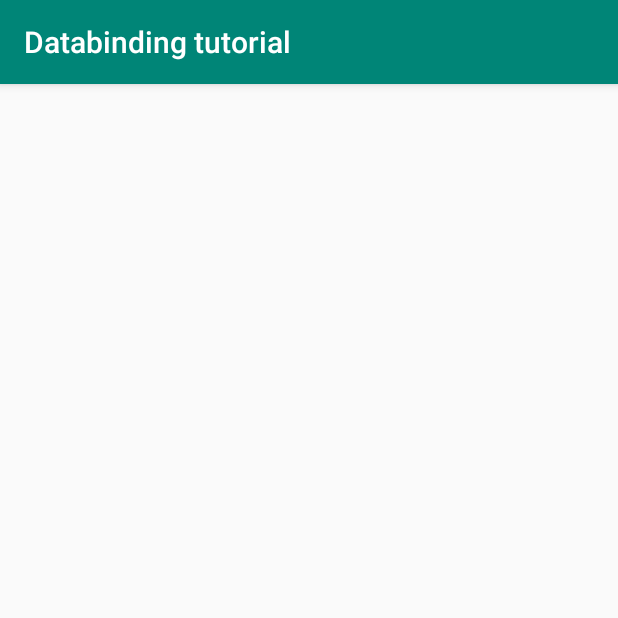
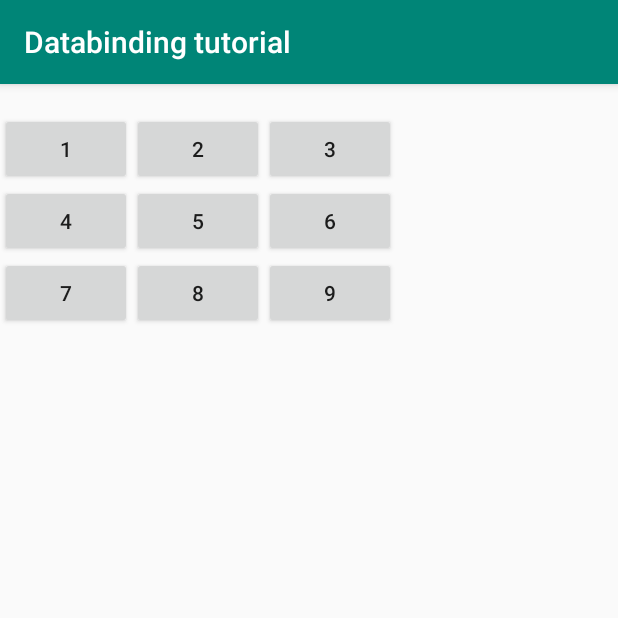
Before and after one commit to kustraslawomir/DataBinding, an Android app: the screen it shows after launch (MainActivity), on a phone screen of 412 x 824 dp, the top half of it. Run offline under Robolectric (Android 15) with nearby library versions, the phone set to English and light mode, and no system bars; our stand-ins replace data binding.

Commit message:
first binding attemps

```diff
--- a/app/src/main/java/slawomir/kustra/databindingtutorial/MainActivity.kt
+++ b/app/src/main/java/slawomir/kustra/databindingtutorial/MainActivity.kt
@@ -1,12 +1,14 @@
 package slawomir.kustra.databindingtutorial
 
+import android.arch.lifecycle.ViewModelProviders
+import android.os.Bundle
 import android.support.v7.app.AppCompatActivity
-import android.os.Bundle
 
 class MainActivity : AppCompatActivity() {
 
     override fun onCreate(savedInstanceState: Bundle?) {
         super.onCreate(savedInstanceState)
         setContentView(R.layout.activity_main)
-    }sdf
+        val viewModel = ViewModelProviders.of(this).get(MainViewModel::class.java)
+    }
 }
--- a/app/src/main/res/layout/activity_main.xml
+++ b/app/src/main/res/layout/activity_main.xml
@@ -1,19 +1,86 @@
 <?xml version="1.0" encoding="utf-8"?>
-<android.support.constraint.ConstraintLayout
-    xmlns:android="http://schemas.android.com/apk/res/android"
-    xmlns:tools="http://schemas.android.com/tools"
-    xmlns:app="http://schemas.android.com/apk/res-auto"
-    android:layout_width="match_parent"
-    android:layout_height="match_parent"
-    tools:context=".MainActivity">
+<layout xmlns:android="http://schemas.android.com/apk/res/android">
+    <data>
+    </data>
 
-    <TextView
-        android:layout_width="wrap_content"
-        android:layout_height="wrap_content"
-        android:text="Hello World!"
-        app:layout_constraintBottom_toBottomOf="parent"
-        app:layout_constraintLeft_toLeftOf="parent"
-        app:layout_constraintRight_toRightOf="parent"
-        app:layout_constraintTop_toTopOf="parent" />
+    <LinearLayout
+            android:layout_width="match_parent"
+            android:orientation="vertical"
+            android:layout_height="match_parent">
+        <TextView
+                android:id="@+id/equation"
+                android:layout_width="wrap_content"
+                android:layout_height="wrap_content"/>
+        <LinearLayout
+                android:orientation="horizontal"
+                android:layout_width="match_parent"
+                android:layout_height="wrap_content">
 
-</android.support.constraint.ConstraintLayout>
+            <Button
+                    android:id="@+id/one"
+                    android:text="@string/one"
+                    android:layout_width="wrap_content"
+                    android:layout_height="wrap_content"/>
+
+            <Button
+                    android:id="@+id/two"
+                    android:text="@string/two"
+                    android:layout_width="wrap_content"
+                    android:layout_height="wrap_content"/>
+            <Button
+                    android:id="@+id/three"
+                    android:text="@string/three"
+                    android:layout_width="wrap_content"
+                    android:layout_height="wrap_content"/>
+
+        </LinearLayout>
+
+        <LinearLayout
+                android:orientation="horizontal"
+                android:layout_width="match_parent"
+                android:layout_height="wrap_content">
+
+            <Button
+                    android:id="@+id/four"
+                    android:text="@string/four"
+                    android:layout_width="wrap_content"
+                    android:layout_height="wrap_content"/>
+
+            <Button
+                    android:id="@+id/five"
+                    android:text="@string/five"
+                    android:layout_width="wrap_content"
+                    android:layout_height="wrap_content"/>
+            <Button
+                    android:id="@+id/six"
+                    android:text="@string/six"
+                    android:layout_width="wrap_content"
+                    android:layout_height="wrap_content"/>
+
+        </LinearLayout>
+
+        <LinearLayout
+                android:orientation="horizontal"
+                android:layout_width="match_parent"
+                android:layout_height="wrap_content">
+
+            <Button
+                    android:id="@+id/seven"
+                    android:text="@string/seven"
+                    android:layout_width="wrap_content"
+                    android:layout_height="wrap_content"/>
+
+            <Button
+                    android:id="@+id/eight"
+                    android:text="@string/eight"
+                    android:layout_width="wrap_content"
+                    android:layout_height="wrap_content"/>
+            <Button
+                    android:id="@+id/nine"
+                    android:text="@string/nine"
+                    android:layout_width="wrap_content"
+                    android:layout_height="wrap_content"/>
+
+        </LinearLayout>
+    </LinearLayout>
+</layout>
--- a/app/src/main/res/values/strings.xml
+++ b/app/src/main/res/values/strings.xml
@@ -1,3 +1,12 @@
 <resources>
     <string name="app_name">Databinding tutorial</string>
+    <string name="one">1</string>
+    <string name="two">2</string>
+    <string name="three">3</string>
+    <string name="four">4</string>
+    <string name="five">5</string>
+    <string name="six">6</string>
+    <string name="seven">7</string>
+    <string name="eight">8</string>
+    <string name="nine">9</string>
 </resources>
```
Also changed, not shown: app/src/main/java/slawomir/kustra/databindingtutorial/MainViewModel.kt (added, +35 -0 lines), app/src/main/java/slawomir/kustra/databindingtutorial/utils/Numbers.kt (added, +17 -0 lines).
